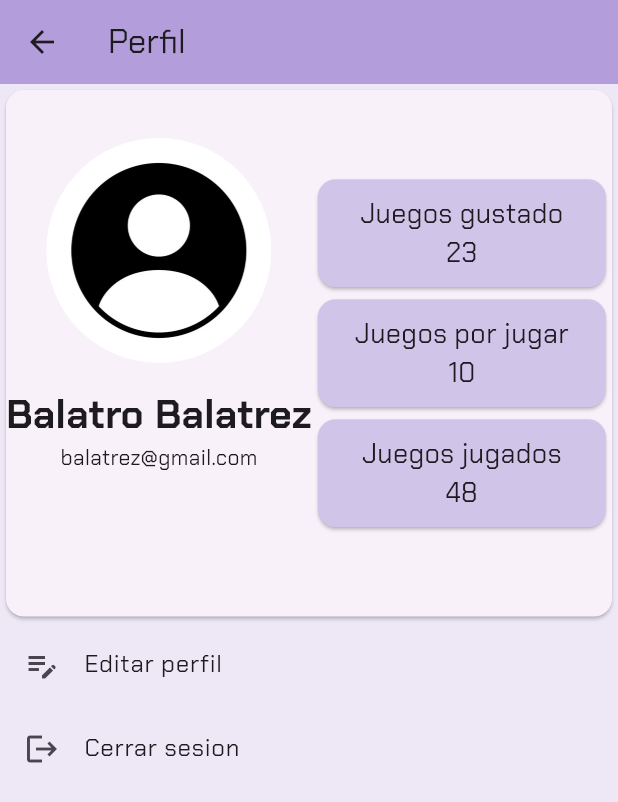
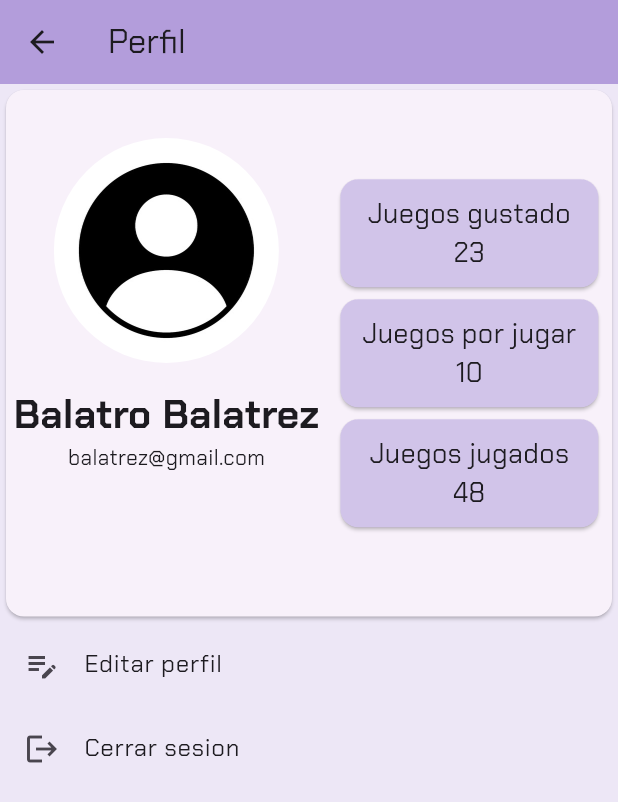
Before and after one commit to etoPok/dataNime, a Flutter app: the ProfilePage screen opened directly, on a phone screen of 412 x 824 dp. Shown: the top 802 px of the screen. Run offline on Flutter 3.47's test engine with Material 3 defaults, Android fonts, the phone set to English and light mode, and no system bars; our stand-ins replace google_fonts; network calls fail.

Commit message:
debug remoto

```diff
--- a/lib/pages/profile.dart
+++ b/lib/pages/profile.dart
@@ -31,7 +31,7 @@ class _ProfilePageState extends State<ProfilePage> {
                       SizedBox(height: 32),
                       ClipOval(
                         child: Image.asset(
-                          'assets/perfil.jpg', // Asegúrate de tener esta imagen en tus assets
+                          'assets/perfil.jpg',
                           width: 150,
                           height: 150,
                           fit: BoxFit.cover,
@@ -57,7 +57,7 @@ class _ProfilePageState extends State<ProfilePage> {
                     children: <Widget>[
                       SizedBox(
                         height: 80,
-                        width: 200,
+                        width: 180,
                         child: Card(
                           color: Colors.deepPurple[100],
                           child: Center(
@@ -74,7 +74,7 @@ class _ProfilePageState extends State<ProfilePage> {
                       ),
                       SizedBox(
                         height: 80,
-                        width: 200,
+                        width: 180,
                         child: Card(
                           color: Colors.deepPurple[100],
                           child: Center(
@@ -91,7 +91,7 @@ class _ProfilePageState extends State<ProfilePage> {
                       ),
                       SizedBox(
                         height: 80,
-                        width: 200,
+                        width: 180,
                         child: Card(
                           color: Colors.deepPurple[100],
                           child: Center(
```
